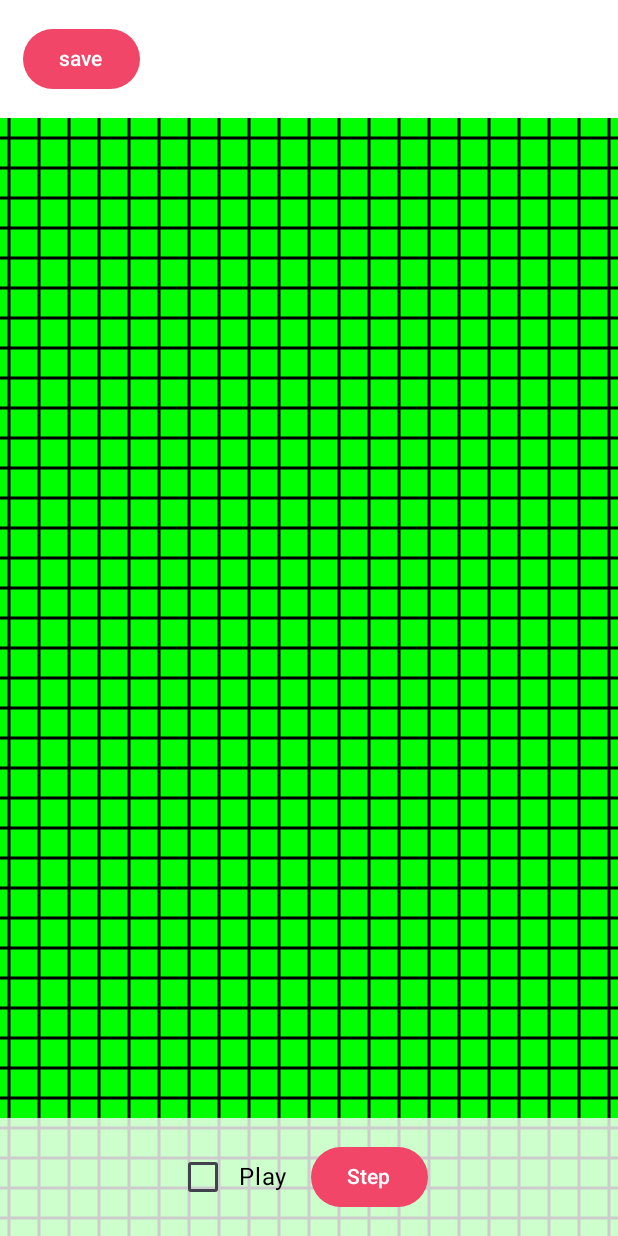
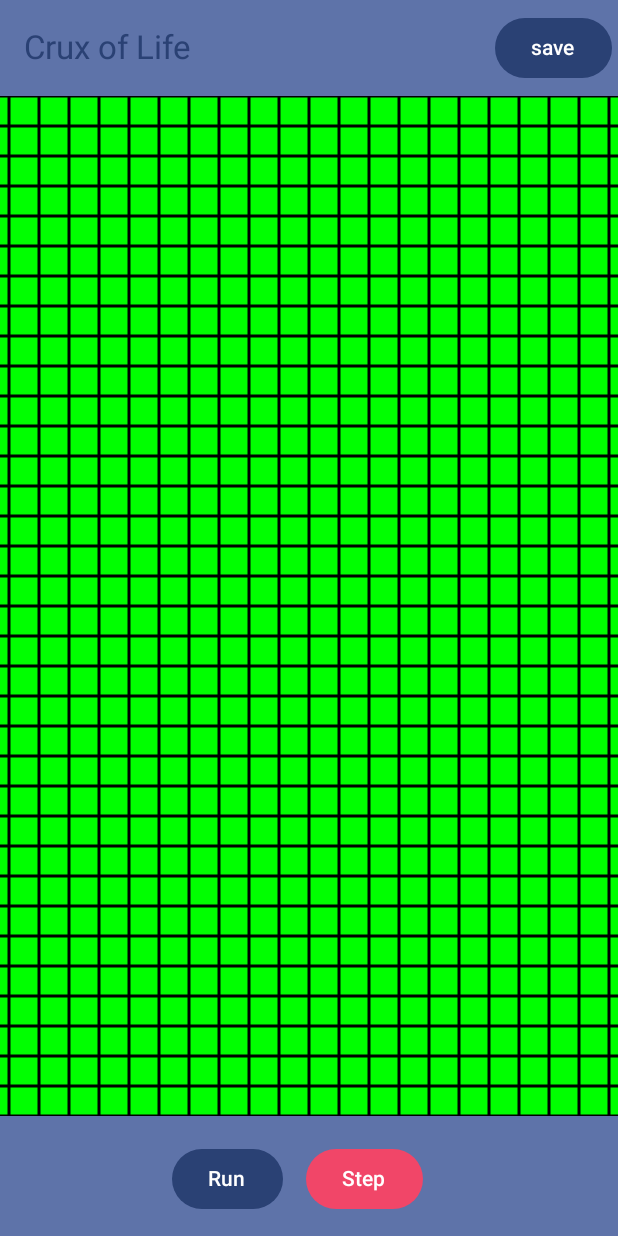
Before and after one commit to GlennWSo/cruxoflife, an Android app built with Jetpack Compose: the @Preview function DefaultPreview, on a phone screen of 412 x 824 dp. Run offline under Robolectric (Android 15) with nearby library versions, the phone set to English and light mode, and no system bars; 2 statements that could not run were skipped.

Commit message:
facelife: use scaffolding and Materials

```diff
--- a/Android/app/src/main/java/com/example/counter/MainActivity.kt
+++ b/Android/app/src/main/java/com/example/counter/MainActivity.kt
@@ -1,14 +1,11 @@
 package com.example.counter
 
-import android.Manifest
 import android.annotation.SuppressLint
 import android.app.Activity
 import android.content.Intent
 import android.net.Uri
 import android.os.Bundle
 import android.provider.DocumentsContract
-import android.provider.DocumentsContract.Document
-import android.widget.Toast
 import androidx.activity.ComponentActivity
 import androidx.activity.compose.setContent
 import androidx.activity.enableEdgeToEdge
@@ -19,21 +16,21 @@ import androidx.compose.foundation.gestures.detectTransformGestures
 import androidx.compose.foundation.layout.Arrangement
 import androidx.compose.foundation.layout.Column
 import androidx.compose.foundation.layout.Row
-import androidx.compose.foundation.layout.Spacer
-import androidx.compose.foundation.layout.WindowInsets
 import androidx.compose.foundation.layout.fillMaxSize
 import androidx.compose.foundation.layout.fillMaxWidth
-import androidx.compose.foundation.layout.imePadding
 import androidx.compose.foundation.layout.padding
-import androidx.compose.foundation.layout.systemBars
-import androidx.compose.foundation.layout.windowInsetsBottomHeight
-import androidx.compose.foundation.layout.windowInsetsTopHeight
+import androidx.compose.material3.BottomAppBar
 import androidx.compose.material3.Button
 import androidx.compose.material3.ButtonDefaults
-import androidx.compose.material3.Checkbox
+import androidx.compose.material3.ExperimentalMaterial3Api
 import androidx.compose.material3.MaterialTheme
+import androidx.compose.material3.Scaffold
+import androidx.compose.material3.SnackbarHost
+import androidx.compose.material3.SnackbarHostState
 import androidx.compose.material3.Surface
 import androidx.compose.material3.Text
+import androidx.compose.material3.TopAppBar
+import androidx.compose.material3.TopAppBarDefaults.topAppBarColors
 import androidx.compose.runtime.Composable
 import androidx.compose.runtime.getValue
 import androidx.compose.runtime.mutableStateOf
@@ -47,7 +44,6 @@ import androidx.compose.ui.geometry.Size
 import androidx.compose.ui.graphics.Color
 import androidx.compose.ui.graphics.ColorFilter
 import androidx.compose.ui.input.pointer.pointerInput
-import androidx.compose.ui.platform.LocalContext
 import androidx.compose.ui.tooling.preview.Preview
 import androidx.compose.ui.unit.dp
 import androidx.core.app.ActivityCompat.startActivityForResult
@@ -55,11 +51,7 @@ import androidx.lifecycle.viewmodel.compose.viewModel
 import com.example.counter.shared_types.Event
 import com.example.counter.ui.theme.CounterTheme
 import com.google.accompanist.permissions.ExperimentalPermissionsApi
-import com.google.accompanist.permissions.isGranted
-import com.google.accompanist.permissions.rememberPermissionState
-import com.google.accompanist.permissions.shouldShowRationale
 import kotlinx.coroutines.launch
-import java.io.File
 import java.io.FileOutputStream
 import kotlin.math.PI
 import kotlin.math.cos
@@ -140,23 +132,18 @@ fun Offset.rotateBy(angle: Float): Offset {
     return Offset((x * cos - y * sin).toFloat(), (x * sin + y * cos).toFloat())
 }
 
-@OptIn(ExperimentalPermissionsApi::class)
+
 @Composable
-fun View(activity: Activity?, core: Core = viewModel()) {
-
-    val coroutineScope = rememberCoroutineScope()
-    var checked by remember { mutableStateOf(false) }
-
+fun LifeGrid(activity: Activity?, core: Core = viewModel(), running: Boolean){
     var cameraOffset by remember { mutableStateOf(Offset.Zero) }
-    // var offsetY by remember { mutableStateOf(0f) }
     var zoom by remember { mutableStateOf(1f) }
     val cellSize = 30f
     val cellOffset = Offset(cellSize, cellSize)
-    var csize by remember { mutableStateOf(Size(100f, 100f)) }
-    val h = csize.height
-    val w = csize.width
-    val quadrent = Offset(w/2f, h/2f)
-
+    var cSize by remember { mutableStateOf(Size(100f, 100f)) }
+    val h = cSize.height
+    val w = cSize.width
+    val quadrant = Offset(w/2f, h/2f)
+    val coroutineScope = rememberCoroutineScope()
 
     Canvas(modifier = Modifier
         .fillMaxSize()
@@ -165,7 +152,7 @@ fun View(activity: Activity?, core: Core = viewModel()) {
             detectTapGestures(onTap = { location ->
                 // val worldPos = Offset(col*cellSize, row*cellSize)
                 // val location = (worldPos + cameraOffset )*zoom + Offset(w/2f, h/2f)
-                val worldPos = (location - quadrent) / zoom - cameraOffset - cellOffset / 2f
+                val worldPos = (location - quadrant) / zoom - cameraOffset - cellOffset / 2f
                 val index = (worldPos / cellSize)
                 val col = index.x.roundToInt()
                 val row = index.y.roundToInt()
@@ -179,7 +166,7 @@ fun View(activity: Activity?, core: Core = viewModel()) {
                 val oldScale = zoom
                 val newScale = zoom * gestureZoom
                 val factor = (newScale / oldScale)
-                val center = cameraOffset + Offset(csize.width, csize.height) * zoom / 2f
+                val center = cameraOffset + Offset(cSize.width, cSize.height) * zoom / 2f
 
                 cameraOffset += pan / oldScale
                 //offset = offset + centroid / oldScale-  centroid / newScale + pan / oldScale
@@ -187,26 +174,25 @@ fun View(activity: Activity?, core: Core = viewModel()) {
                 // offset += centroid / oldScale - centroid / newScale
                 zoom = newScale
             })
-        } ){
-        if (checked) {
+        } ) {
+        if (running) {
             coroutineScope.launch { core.update(Event.Step()) }
         }
         val canvasQuadrantSize = size / 2F
-        csize = size
-
+        cSize = size
 
 
         val cells = core.view?.life ?: listOf()
-        cells.forEach{ cell ->
+        cells.forEach { cell ->
             val row = cell[0]
             val col = cell[1]
-            val worldPos = Offset(col*cellSize, row*cellSize)
+            val worldPos = Offset(col * cellSize, row * cellSize)
 
-            val screenPos = (worldPos + cameraOffset )*zoom + Offset(w/2f, h/2f)
+            val screenPos = (worldPos + cameraOffset) * zoom + Offset(w / 2f, h / 2f)
 
             drawRect(
                 color = Color.Black,
-                size = Size(cellSize, cellSize)*zoom,
+                size = Size(cellSize, cellSize) * zoom,
                 topLeft = Offset(
                     y = screenPos.y,
                     x = screenPos.x,
@@ -214,12 +200,13 @@ fun View(activity: Activity?, core: Core = viewModel()) {
             )
         }
         // draw cell borders
-        if (zoom > 0.4){
-            val screenCell = cellSize*zoom
-            val nCols = (w / screenCell ).roundToInt()
-            val nRows = (h / screenCell ).roundToInt()
-            repeat(nCols + 1)  { col ->
-                val x: Float = screenCell*col + (cameraOffset.x * zoom)  % screenCell + (w/2f) % screenCell
+        if (zoom > 0.4) {
+            val screenCell = cellSize * zoom
+            val nCols = (w / screenCell).roundToInt()
+            val nRows = (h / screenCell).roundToInt()
+            repeat(nCols + 1) { col ->
+                val x: Float =
+                    screenCell * col + (cameraOffset.x * zoom) % screenCell + (w / 2f) % screenCell
                 drawLine(
                     strokeWidth = 3f,
                     color = Color.Black,
@@ -229,7 +216,8 @@ fun View(activity: Activity?, core: Core = viewModel()) {
                 )
             }
             repeat(nRows + 1) { row ->
-                val y: Float = screenCell*row + (cameraOffset.y * zoom)  % screenCell + (h/2f) % screenCell
+                val y: Float =
+                    screenCell * row + (cameraOffset.y * zoom) % screenCell + (h / 2f) % screenCell
                 drawLine(
                     strokeWidth = 3f,
                     color = Color.Black,
@@ -239,64 +227,59 @@ fun View(activity: Activity?, core: Core = viewModel()) {
                 )
             }
         }
-
+    }
 }
 
-    Column(
-        horizontalAlignment = Alignment.CenterHorizontally,
-        verticalArrangement = Arrangement.Center,
-        modifier = Modifier.imePadding()
-    ) {
-        Spacer(modifier = Modifier
-            .fillMaxWidth()
-            .windowInsetsTopHeight(
-                WindowInsets.systemBars
-            )
-            .background(Color.Black))
 
-        Row( modifier = Modifier
-            .fillMaxWidth()
-            .background(color = Color.White),
-            horizontalArrangement = Arrangement.Center,
-            verticalAlignment = Alignment.CenterVertically
-        ) {
+@OptIn(ExperimentalPermissionsApi::class, ExperimentalMaterial3Api::class)
+@Composable
+fun View(activity: Activity?, core: Core = viewModel()) {
+    val coroutineScope = rememberCoroutineScope()
+
+    var running by remember { mutableStateOf(false) }
+    var runText  = "Run"
+    if (running){
+        runText = "Running"
+    }
+    val snackbarHostState = remember { SnackbarHostState() }
+
+    Scaffold(
+        snackbarHost = { SnackbarHost(snackbarHostState) },
+        topBar = {
+            TopAppBar(
+                colors = topAppBarColors(
+                    containerColor = MaterialTheme.colorScheme.primaryContainer,
+                    titleContentColor = MaterialTheme.colorScheme.primary,
+                ),
+                title = {
+                    Text("Crux of Life")
+                },
+                actions = {
                     Button(
-                modifier = Modifier.padding(15.dp),
                         onClick = {
                             coroutineScope.launch {
                                 // Request code for creating a PDF document.
                                 core.update(Event.SaveWorld())
                                 createFile(activity!!, Uri.EMPTY)
                             }
-                    checked = false
-                }, colors = ButtonDefaults.buttonColors(
-                    containerColor = Color.hsl(348F, 0.86F, 0.61F)
+                        }
+                    ) { Text(text = "save", color = Color.White) }
+                }
             )
-            ) { Text(text = "save", color = Color.White) }
-            Spacer(modifier = Modifier.weight(1f))
-
-
-        }
-        // Text(text = "Rust Core, Kotlin Shell (Jetpack Compose)", modifier = Modifier.padding(10.dp))
-        Spacer(
-            modifier = Modifier.weight(1f)
-        )
-        val whiteTint = Color.hsl(1f,1f,1f,0.8f)
-
-        Row( modifier = Modifier
-            .fillMaxWidth()
-            .background(color = whiteTint),
+        },
+        bottomBar = { BottomAppBar(
+            containerColor = MaterialTheme.colorScheme.primaryContainer,
+            contentColor = MaterialTheme.colorScheme.primary,
+            ){
+            Row( modifier = Modifier.fillMaxWidth(),
                 horizontalArrangement = Arrangement.Center,
                 verticalAlignment = Alignment.CenterVertically
             ) {
 
-            Row(
-                horizontalArrangement = Arrangement.SpaceBetween,
-                verticalAlignment = Alignment.CenterVertically
-
-            ){
-                Checkbox( checked=checked, onCheckedChange = {checked = it})
-                Text(text = "Play", color = Color.Black)
+                Button(onClick = {
+                    running = !running
+                }){
+                    Text(runText)
                 }
 
                 Button(
@@ -306,19 +289,26 @@ fun View(activity: Activity?, core: Core = viewModel()) {
                             core.update(Event.Step())
                             // Request code for creating a PDF document.
                         }
-                    checked = false
+                        running = false
                     }, colors = ButtonDefaults.buttonColors(
                         containerColor = Color.hsl(348F, 0.86F, 0.61F)
                     )
                 ) { Text(text = "Step", color = Color.White) }
             }
-        Spacer(modifier = Modifier
-            .fillMaxWidth()
-            .windowInsetsBottomHeight(
-                WindowInsets.systemBars
-            ))
+
+        } }
+
+
+    ) { innerPadding ->
+        Column(
+            modifier = Modifier
+                .padding(innerPadding).fillMaxSize(),
+            verticalArrangement = Arrangement.spacedBy(16.dp),
+        ){
+            LifeGrid(activity, core, running)
         }
 
+    }
 }
 
 @Preview(showBackground = true)
```
Lines whose indentation alone changed are shown as unchanged.
